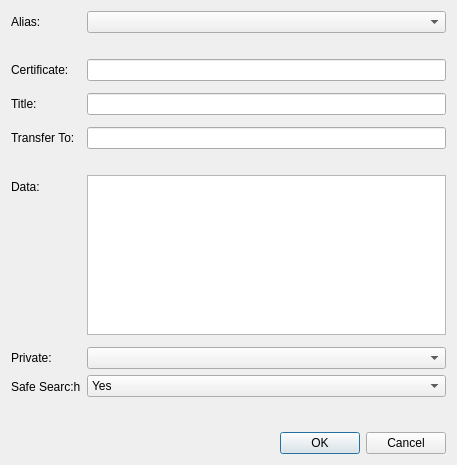
willyko/syscoin2, file src/qt/forms/editcertdialog.ui: the form before one commit.
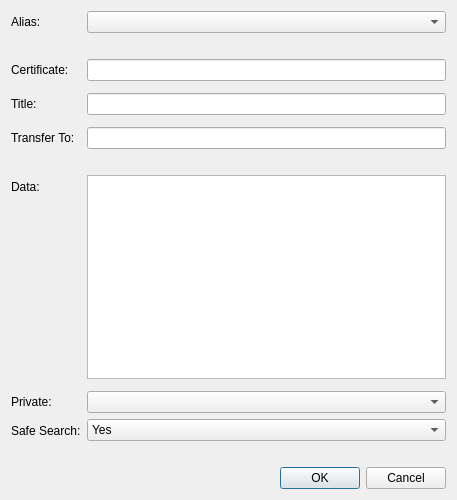
The form after the commit.

Commit message:
work on bugs for safe search
#85, #86 and #82

```diff
--- a/src/qt/forms/editcertdialog.ui
+++ b/src/qt/forms/editcertdialog.ui
@@ -7,7 +7,7 @@
     <x>0</x>
     <y>0</y>
     <width>457</width>
-    <height>465</height>
+    <height>500</height>
    </rect>
   </property>
   <property name="windowTitle">
@@ -129,7 +129,7 @@
      <item row="11" column="0">
       <widget class="QLabel" name="labelSafeSearch">
        <property name="text">
-        <string>Safe Searc:h</string>
+        <string>Safe Search:</string>
        </property>
       </widget>
      </item>
@@ -159,19 +159,6 @@
          </property>
         </widget>
        </item>
-       <item>
-        <spacer name="verticalSpacer">
-         <property name="orientation">
-          <enum>Qt::Vertical</enum>
-         </property>
-         <property name="sizeHint" stdset="0">
-          <size>
-           <width>20</width>
-           <height>40</height>
-          </size>
-         </property>
-        </spacer>
-       </item>
       </layout>
      </item>
     </layout>
```
The commit also changes 15 other files.
